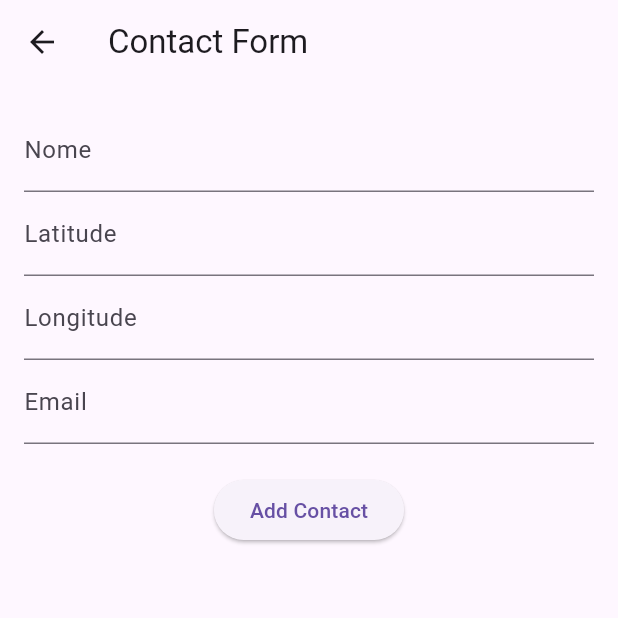
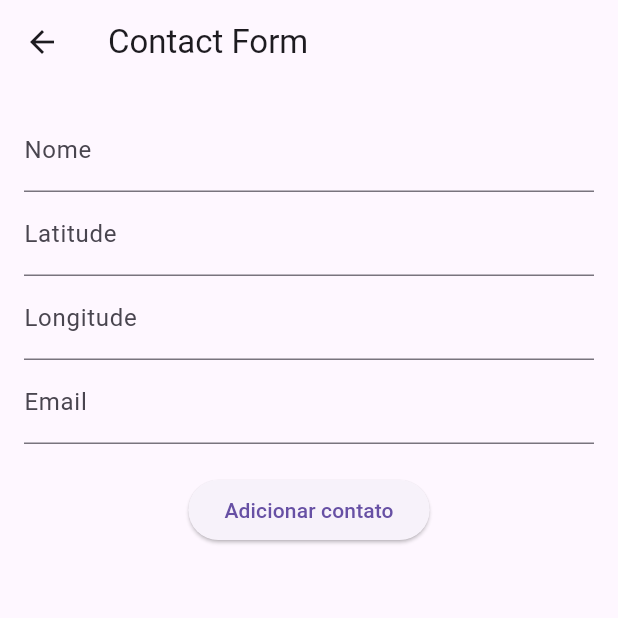
Before and after one commit to marianaandrxde/contacts, a Flutter app: the ContactFormScreen screen opened directly, on a phone screen of 412 x 824 dp, the top half of it. Run offline on Flutter 3.47's test engine with Material 3 defaults, Android fonts, the phone set to English and light mode, and no system bars; our stand-ins replace google_maps_flutter, sqflite; accounts and stored records are empty.

Commit message:
add algumas alterações

```diff
--- a/lib/controllers/contact_controller.dart
+++ b/lib/controllers/contact_controller.dart
@@ -3,7 +3,6 @@ import 'package:contacts/models/contact.dart';
 class ContactController {
   final dbHelper = DatabaseHelper.instance;
 
-  // Função para adicionar um contato
   Future<void> addContact(Contact contact) async {
     final db = await dbHelper.database;
     await db.insert(
@@ -17,7 +16,6 @@ class ContactController {
     );
   }
 
-  // Função para atualizar um contato
   Future<int> updateContact(Contact contact) async {
     final db = await dbHelper.database;
     return await db.update(
@@ -28,7 +26,6 @@ class ContactController {
     );
   }
 
-  // Função para excluir um contato
   Future<int> deleteContact(int id) async {
     final db = await dbHelper.database;
     return await db.delete(
@@ -38,14 +35,12 @@ class ContactController {
     );
   }
 
-  // Função para buscar todos os contatos
   Future<List<Contact>> fetchAllContacts() async {
     final db = await dbHelper.database;
     final List<Map<String, dynamic>> result = await db.query('contacts');
     return result.map((map) => Contact.fromMap(map)).toList();
   }
 
-  // Função para buscar um contato por ID
   Future<Contact?> fetchContactById(int id) async {
     final db = await dbHelper.database;
     final result = await db.query(
--- a/lib/controllers/user_controller.dart
+++ b/lib/controllers/user_controller.dart
@@ -34,9 +34,6 @@ Future<Map<String, dynamic>?> loginUser(String email, String senha) async {
   return result.isNotEmpty ? result.first : null;
 }
 
-
-
-  // Função para retornar todos os usuários
   Future<List<Map<String, dynamic>>> fetchAllUsers() async {
     final db = await dbHelper.database;
     final List<Map<String, dynamic>> result = await db.query('users');
--- a/lib/views/contact_form.dart
+++ b/lib/views/contact_form.dart
@@ -90,7 +90,7 @@ class _ContactFormScreenState extends State<ContactFormScreen> {
             const SizedBox(height: 20),
             ElevatedButton(
               onPressed: _saveContact,
-              child: Text(widget.contactId == null ? 'Add Contact' : 'Save Changes'),
+              child: Text(widget.contactId == null ? 'Adicionar contato' : 'Salvar'),
             ),
           ],
         ),
--- a/lib/views/contact_list.dart
+++ b/lib/views/contact_list.dart
@@ -52,7 +52,7 @@ class ContactListScreen extends StatefulWidget {
   @override
   Widget build(BuildContext context) {
     return Scaffold(
-      appBar: AppBar(title: const Text('Contact List')),
+      appBar: AppBar(title: const Text('Lista de contatos')),
       body: FutureBuilder<List<Contact>>(
         future: _contacts,
         builder: (context, snapshot) {
@@ -61,7 +61,7 @@ class ContactListScreen extends StatefulWidget {
           } else if (snapshot.hasError) {
             return Center(child: Text('Error: ${snapshot.error}'));
           } else if (!snapshot.hasData || snapshot.data!.isEmpty) {
-            return const Center(child: Text('No contacts found.'));
+            return const Center(child: Text('Nenhum contato encontrado.'));
           } else {
             final contacts = snapshot.data!;
             return ListView.builder(
```
Also changed, not shown: lib/db/db.dart (+2 -7 lines).
